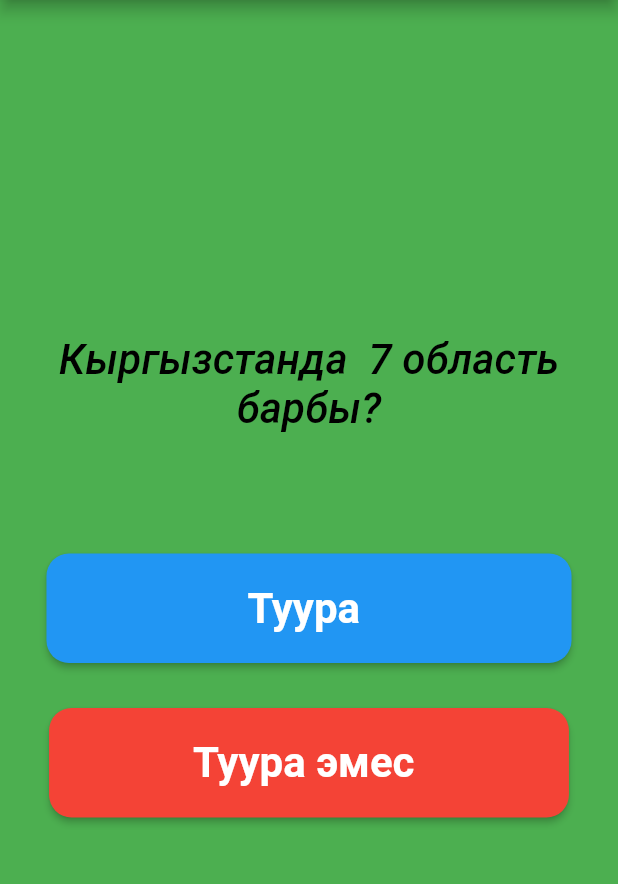
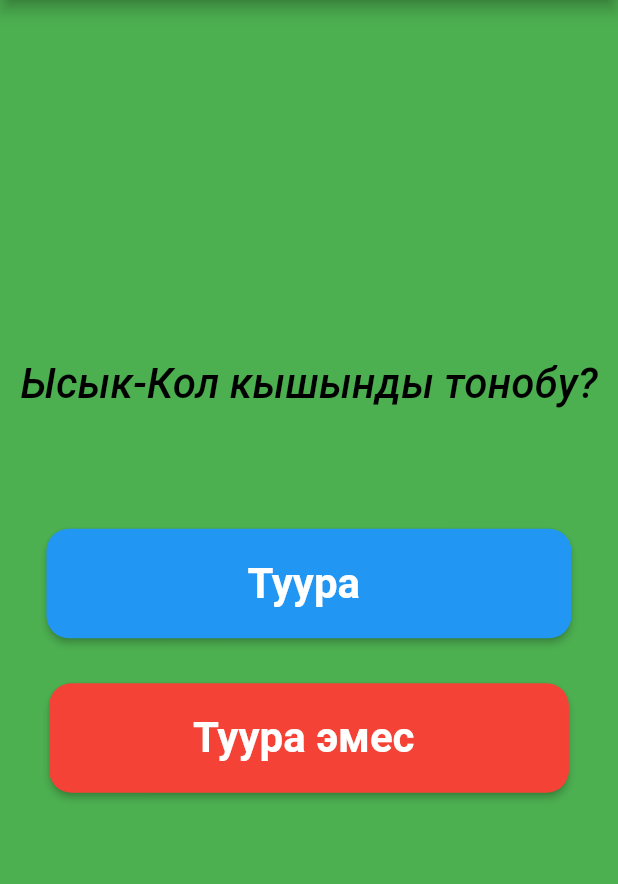
Before and after one commit to zharkynai13/Flutter-bilim, a Flutter app: the screen it shows after launch, after a tap on "Туура", on a phone screen of 412 x 824 dp, the part 84-968 px from its top. Run offline on Flutter 3.47's test engine with Material 2 defaults, Android fonts, the phone set to English and light mode, and no system bars; Roboto replaces fonts that are missing (addressCityAndState).

Commit message:
add quiz logic functions

```diff
--- a/quiz_app_hw7/lib/home/my_home_page.dart
+++ b/quiz_app_hw7/lib/home/my_home_page.dart
@@ -1,6 +1,7 @@
 import 'package:flutter/material.dart';
 import 'package:quiz_app_hw7/constants/app_colors.dart';
 import 'package:quiz_app_hw7/constants/app_textStyle.dart';
+import 'package:quiz_app_hw7/use_logic.dart';
 
 class MyHomePage extends StatefulWidget {
   const MyHomePage({super.key});
@@ -10,6 +11,56 @@ class MyHomePage extends StatefulWidget {
 }
 
 class _MyHomePageState extends State<MyHomePage> {
+  UseQuiz useQuiz = UseQuiz();
+  List<Icon> AddIcon = [];
+
+  void check(bool use ) {
+    setState(() {
+      if(useQuiz.isFinished() == true) {
+        showDialog<void>(
+    context: context,
+    barrierDismissible: false, // user must tap button!
+    builder: (BuildContext context) {
+      return AlertDialog( // <-- SEE HERE
+        title: const Text('Cancel booking'),
+        content: SingleChildScrollView(
+          child: ListBody(
+            children: const <Widget>[
+              Text('Are you sure want to cancel booking?'),
+            ],
+          ),
+        ),
+        actions: <Widget>[
+          TextButton(
+            child: const Text('No'),
+            onPressed: () {
+              Navigator.of(context).pop();
+            },
+          ),
+          TextButton(
+            child: const Text('Yes'),
+            onPressed: () {
+              Navigator.of(context).pop();
+            },
+          ),
+        ],
+      );
+    },
+  );
+  useQuiz.indexZero();
+ } else {
+  if(useQuiz.joopAllu() == use) {
+    AddIcon.add(const Icon(Icons.check));
+  }else {
+    AddIcon.add(const Icon(Icons.clear));
+  }
+  useQuiz.nextQuestion();
+ }
+ });
+
+  }
+
+
   @override
   Widget build(BuildContext context) {
     return Scaffold( backgroundColor: AppColors.bodyColor,
@@ -23,12 +74,14 @@ class _MyHomePageState extends State<MyHomePage> {
         child: Column(
           mainAxisAlignment: MainAxisAlignment.center,
           children:  [
-            const Text("Кыргызстанда  7 область барбы?",
+             Text(
+              useQuiz.suuroAllu(),
             style: AppTextStyles.bodyTextStyle,textAlign: TextAlign.center,
             ),
             const SizedBox(height: 80,),
 
             ElevatedButton(onPressed: () {
+              check(true);
 
             },
 
@@ -44,6 +97,7 @@ class _MyHomePageState extends State<MyHomePage> {
 
               const SizedBox(height: 30,),
             ElevatedButton(onPressed: () {
+              check(false);
 
             },
 
@@ -61,10 +115,12 @@ class _MyHomePageState extends State<MyHomePage> {
               style: AppTextStyles.falseButtonTextStyle,),
             ),
             ),
+
             // ListView.builder(
+            //   itemCount: AddIcon.length,
             //   scrollDirection: Axis.horizontal,
             //   itemBuilder: (context, index) {
-            //     return;
+            //     return AddIcon[];
 
             // },)
           ],
--- /dev/null
+++ b/quiz_app_hw7/lib/model.dart
@@ -0,0 +1,7 @@
+ import 'package:flutter/material.dart';
+
+ class QuizModel {
+  QuizModel({required this.suuro, required this.joop});
+  final String suuro ;
+  final bool joop;
+ }
--- /dev/null
+++ b/quiz_app_hw7/lib/use_logic.dart
@@ -0,0 +1,36 @@
+import 'package:quiz_app_hw7/model.dart';
+
+class UseQuiz {
+  int index = 0;
+  List <QuizModel> suurojoop = [
+    QuizModel(suuro: "Кыргызстанда  7 область барбы?", joop: true),
+    QuizModel(suuro: "Ысык-Кол кышынды тонобу?", joop: false),
+    QuizModel(suuro: "Кыргызстан тропикабы?", joop: false),
+    QuizModel(suuro: "Садыр ават президентпи?", joop: true),
+    QuizModel(suuro: "Бамбук бак бы?", joop: false),
+  ];
+  String suuroAllu() {
+    return suurojoop[index].suuro;
+  }
+  bool joopAllu() {
+    return suurojoop[index].joop;
+  }
+
+  void nextQuestion() {
+    if(index <= suurojoop.length) {
+      index++;
+    }
+  }
+
+  bool isFinished() {
+    if(suurojoop[index] == suurojoop.last) {
+      return true;
+    } else {
+      return false;
+    }
+  }
+
+  void indexZero() {
+    index = 0;
+  }
+}
```
